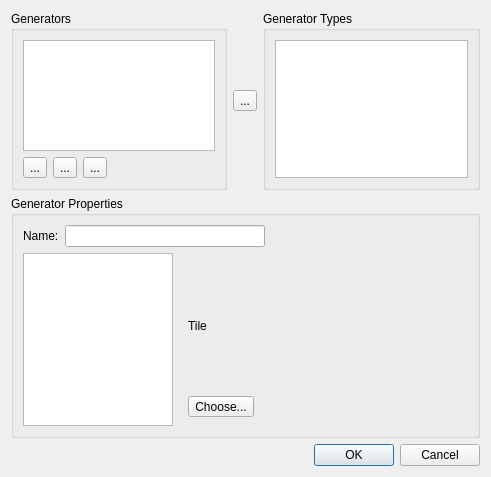
The window that src/tiled/pathgeneratorsdialog.ui (timbaker/tiled) describes before a commit, drawn with Qt 5.
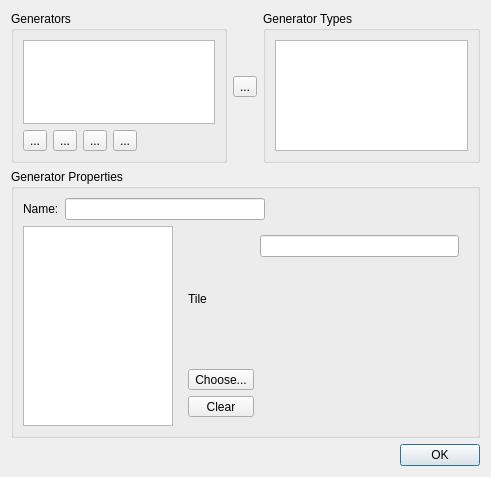
The same window after the commit. Icons and pictures are not drawn.

Commit message: Path dialogs gained undo/redo buttons.  Added Path tiles dialog.

Patch:
```diff
--- a/src/tiled/pathgeneratorsdialog.ui
+++ b/src/tiled/pathgeneratorsdialog.ui
@@ -27,6 +27,17 @@
         </item>
         <item>
          <layout class="QHBoxLayout" name="horizontalLayout">
+          <item>
+           <widget class="QToolButton" name="duplicate">
+            <property name="text">
+             <string>...</string>
+            </property>
+            <property name="icon">
+             <iconset resource="tiled.qrc">
+              <normaloff>:/images/16x16/stock-duplicate-16.png</normaloff>:/images/16x16/stock-duplicate-16.png</iconset>
+            </property>
+           </widget>
+          </item>
           <item>
            <widget class="QToolButton" name="moveUp">
             <property name="text">
@@ -107,12 +118,15 @@
      </item>
     </layout>
    </item>
-   <item row="1" column="0" rowspan="2" colspan="2">
+   <item row="1" column="0" colspan="2">
     <widget class="QGroupBox" name="groupBox_3">
      <property name="title">
       <string>Generator Properties</string>
      </property>
      <layout class="QFormLayout" name="formLayout_4">
+      <property name="fieldGrowthPolicy">
+       <enum>QFormLayout::AllNonFixedFieldsGrow</enum>
+      </property>
       <item row="0" column="0" colspan="2">
        <layout class="QHBoxLayout" name="horizontalLayout_3">
         <item>
@@ -160,8 +174,8 @@
       <item row="1" column="1">
        <widget class="QStackedWidget" name="propertyStack">
         <widget class="QWidget" name="Tile">
-         <layout class="QHBoxLayout" name="horizontalLayout_4">
-          <item>
+         <layout class="QFormLayout" name="formLayout_5">
+          <item row="1" column="0">
            <layout class="QVBoxLayout" name="verticalLayout_4">
             <item>
              <widget class="QLabel" name="tileLabel">
@@ -189,20 +203,27 @@
               </property>
              </widget>
             </item>
+            <item>
+             <widget class="QToolButton" name="clearTile">
+              <property name="sizePolicy">
+               <sizepolicy hsizetype="MinimumExpanding" vsizetype="Fixed">
+                <horstretch>0</horstretch>
+                <verstretch>0</verstretch>
+               </sizepolicy>
+              </property>
+              <property name="text">
+               <string>Clear</string>
+              </property>
+             </widget>
+            </item>
            </layout>
           </item>
-          <item>
-           <spacer name="horizontalSpacer">
-            <property name="orientation">
-             <enum>Qt::Horizontal</enum>
+          <item row="1" column="1">
+           <widget class="QLineEdit" name="tileName">
+            <property name="readOnly">
+             <bool>true</bool>
             </property>
-            <property name="sizeHint" stdset="0">
-             <size>
-              <width>229</width>
-              <height>20</height>
-             </size>
-            </property>
-           </spacer>
+           </widget>
           </item>
          </layout>
         </widget>
@@ -253,13 +274,16 @@
      </layout>
     </widget>
    </item>
-   <item row="3" column="0" colspan="2">
+   <item row="2" column="0">
+    <layout class="QHBoxLayout" name="undoRedoLayout"/>
+   </item>
+   <item row="2" column="1">
     <widget class="QDialogButtonBox" name="buttonBox">
      <property name="orientation">
       <enum>Qt::Horizontal</enum>
      </property>
      <property name="standardButtons">
-      <set>QDialogButtonBox::Cancel|QDialogButtonBox::Ok</set>
+      <set>QDialogButtonBox::Ok</set>
      </property>
     </widget>
    </item>
```
The commit also changes 21 other files.
